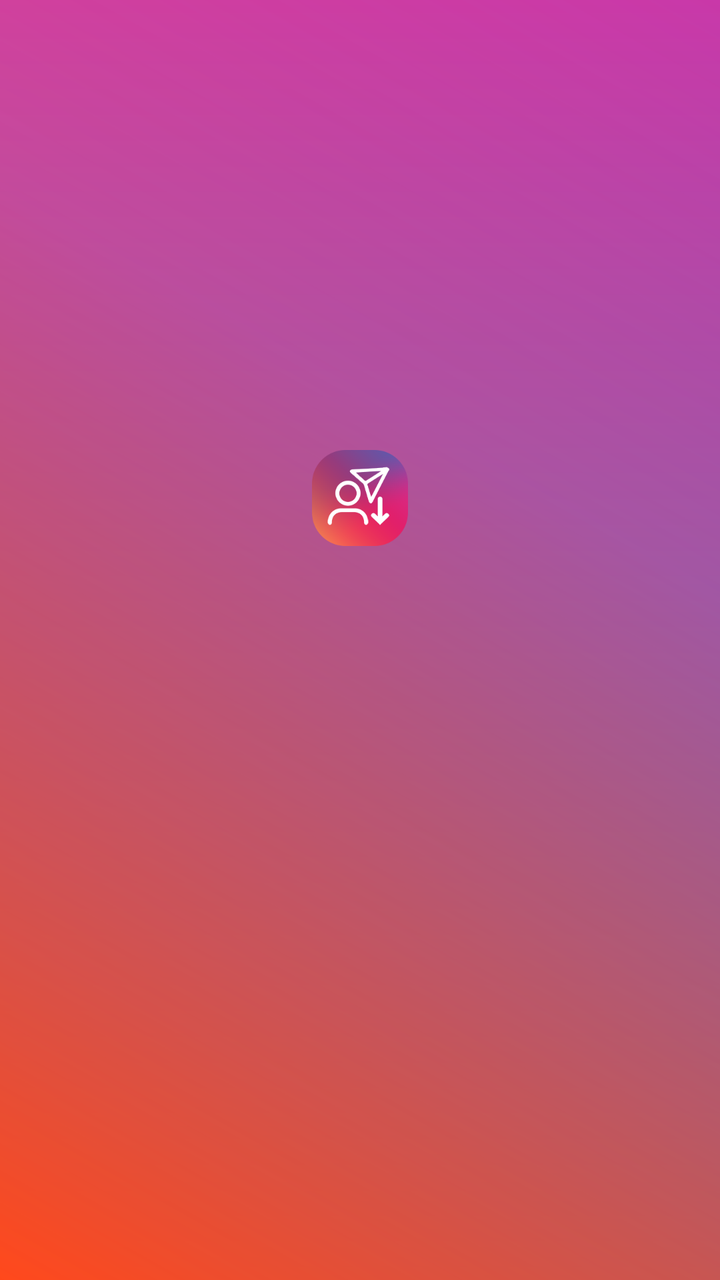
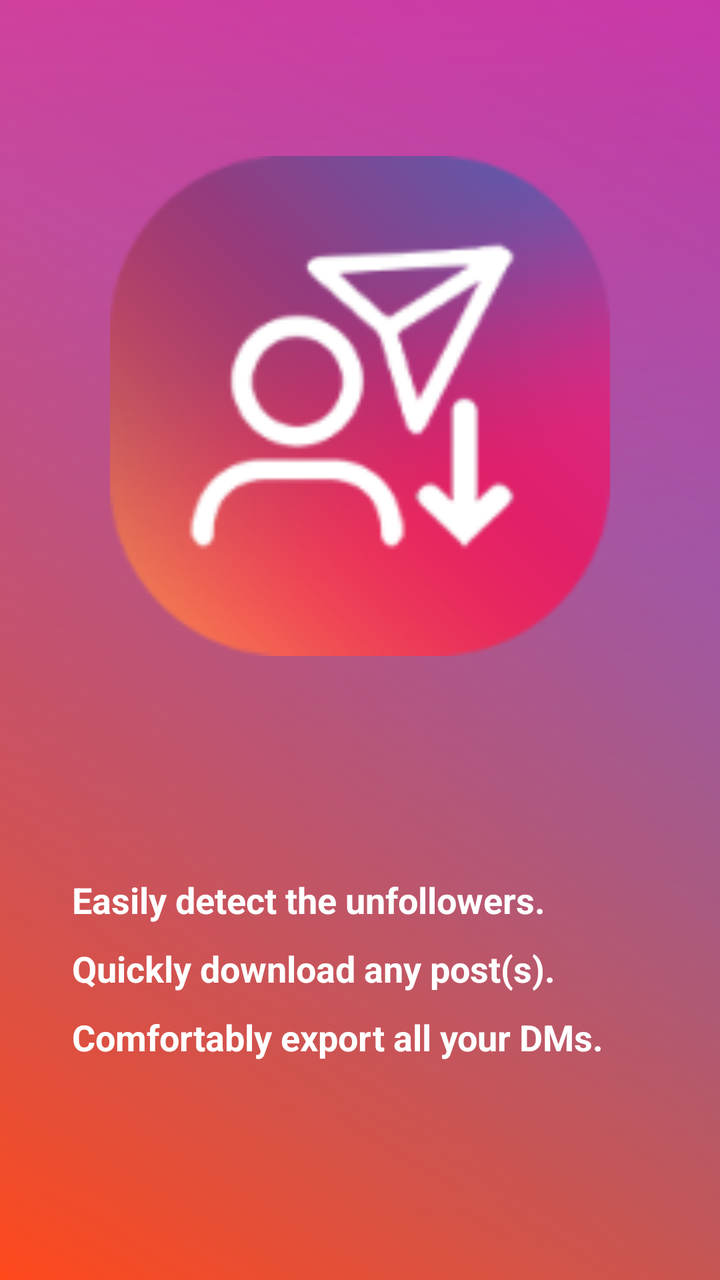

Compare the two renders of this Android layout. The source of the first and the diff that turns it into the second are given below.
<!-- AndroidManifest.xml: application theme Theme.InstaTools -->
<!-- res/layout/welcome.xml -->
<?xml version="1.0" encoding="utf-8"?>
<androidx.constraintlayout.widget.ConstraintLayout xmlns:android="http://schemas.android.com/apk/res/android"
    xmlns:app="http://schemas.android.com/apk/res-auto"
    xmlns:tools="http://schemas.android.com/tools"
    android:layout_width="match_parent"
    android:layout_height="match_parent"
    android:background="@drawable/welcome"
    tools:ignore="MissingConstraints">

    <ImageView
        android:id="@+id/logo"
        style="@style/parentConstraint"
        android:layout_width="48dp"
        android:layout_height="48dp"
        android:contentDescription="@string/app_name"
        android:src="@mipmap/launcher"
        app:layout_constraintVertical_bias="0.38" />
</androidx.constraintlayout.widget.ConstraintLayout>
<!-- resources referenced by this layout -->
<resources>
  <!-- drawable welcome (drawable) -->
  <?xml version="1.0" encoding="utf-8"?>
  <layer-list xmlns:android="http://schemas.android.com/apk/res/android">
      <item>
          <shape android:shape="rectangle">
              <gradient
                  android:angle="-90"
                  android:type="linear"
                  android:centerX="0.65"
                  android:endColor="@color/CT"
                  android:startColor="@color/CS" />
              
              
          </shape>
      </item>
      <item>
          <shape android:shape="rectangle">
              <gradient
                  android:type="linear"
                  android:angle="225"
                  android:centerX="0.35"
                  android:centerY="0.75"
                  android:centerColor="#33FF7553"
                  android:endColor="#FF481B"
                  android:startColor="@color/tp" />
          </shape>
      </item>
  </layer-list>
  <!-- mipmap launcher: png bitmap (mipmap-hdpi, 7637 bytes) -->
  <string name="app_name" translatable="false">InstaTools</string>
  <style name="parentConstraint">
          <item name="layout_constraintTop_toTopOf">parent</item>
          <item name="layout_constraintStart_toStartOf">parent</item>
          <item name="layout_constraintEnd_toEndOf">parent</item>
          <item name="layout_constraintBottom_toBottomOf">parent</item>
      </style>
  <style name="Theme.InstaTools" parent="Theme.AppCompat.DayNight.NoActionBar">
          <item name="colorPrimary">@color/defCA</item>
          <item name="colorPrimaryDark">@color/defCA</item>
          <item name="colorAccent">?attr/colorPrimaryDark</item>
          <item name="backgroundColor">@color/defBG</item>
          <item name="android:windowBackground">?attr/backgroundColor</item>
          <item name="android:navigationBarColor">?attr/backgroundColor</item>
          <item name="android:statusBarColor">?attr/backgroundColor</item>
          <item name="android:windowLightNavigationBar" tools:ignore="NewApi">true</item>
          <item name="android:windowLightStatusBar">true</item>
      </style>
  <color name="CT">#406AC9</color>
  <color name="CS">#C938A9</color>
  <color name="tp">#00000000</color>
  <color name="defCA">#262626</color>
  <color name="defBG">#FFF</color>
</resources>

<!-- the commit's change to res/layout/welcome.xml (unified diff, before → after) -->
@@ -10,9 +10,30 @@
     <ImageView
         android:id="@+id/logo"
         style="@style/parentConstraint"
-        android:layout_width="48dp"
-        android:layout_height="48dp"
+        android:layout_width="250dp"
+        android:layout_height="250dp"
         android:contentDescription="@string/app_name"
         android:src="@mipmap/launcher"
-        app:layout_constraintVertical_bias="0.38" />
+        app:layout_constraintVertical_bias="0.2" />
+
+    <TextView
+        android:id="@+id/wlcSentence1"
+        style="@style/wlcSentence"
+        android:text="@string/wlcSentence1"
+        app:layout_constraintBottom_toTopOf="@id/wlcSentence2"
+        app:layout_constraintTop_toBottomOf="@id/logo" />
+
+    <TextView
+        android:id="@+id/wlcSentence2"
+        style="@style/wlcSentence"
+        android:text="@string/wlcSentence2"
+        app:layout_constraintBottom_toTopOf="@id/wlcSentence3"
+        app:layout_constraintTop_toBottomOf="@id/wlcSentence1" />
+
+    <TextView
+        android:id="@+id/wlcSentence3"
+        style="@style/wlcSentence"
+        android:text="@string/wlcSentence3"
+        app:layout_constraintBottom_toBottomOf="parent"
+        app:layout_constraintTop_toBottomOf="@id/wlcSentence2" />
 </androidx.constraintlayout.widget.ConstraintLayout>
<!-- resource entries referenced after the edit -->
@@ -30,11 +30,27 @@
   </layer-list>
   <!-- mipmap launcher: png bitmap (mipmap-hdpi, 7637 bytes) -->
   <string name="app_name" translatable="false">InstaTools</string>
+  <string name="wlcSentence1">Easily detect the unfollowers.</string>
+  <string name="wlcSentence2">Quickly download any post(s).</string>
+  <string name="wlcSentence3">Comfortably export all your DMs.</string>
   <style name="parentConstraint">
           <item name="layout_constraintTop_toTopOf">parent</item>
           <item name="layout_constraintStart_toStartOf">parent</item>
           <item name="layout_constraintEnd_toEndOf">parent</item>
           <item name="layout_constraintBottom_toBottomOf">parent</item>
+      </style>
+  <style name="wlcSentence">
+          <item name="android:layout_width">0dp</item>
+          <item name="android:layout_height">wrap_content</item>
+          <item name="android:textSize">18sp</item>
+          <item name="android:textColor">@color/CPO</item>
+          <item name="android:textStyle">bold</item>
+          <item name="android:layout_marginTop">5sp</item>
+          <item name="android:layout_marginBottom">5sp</item>
+          <item name="layout_constraintRight_toRightOf">parent</item>
+          <item name="layout_constraintLeft_toLeftOf">parent</item>
+          <item name="layout_constraintWidth_percent">0.8</item>
+          <item name="layout_constraintVertical_chainStyle">packed</item>
       </style>
   <style name="Theme.InstaTools" parent="Theme.AppCompat.DayNight.NoActionBar">
           <item name="colorPrimary">@color/defCA</item>
@@ -50,6 +66,7 @@
   <color name="CT">#406AC9</color>
   <color name="CS">#C938A9</color>
   <color name="tp">#00000000</color>
+  <color name="CPO">#FFF</color>
   <color name="defCA">#262626</color>
   <color name="defBG">#FFF</color>
 </resources>
